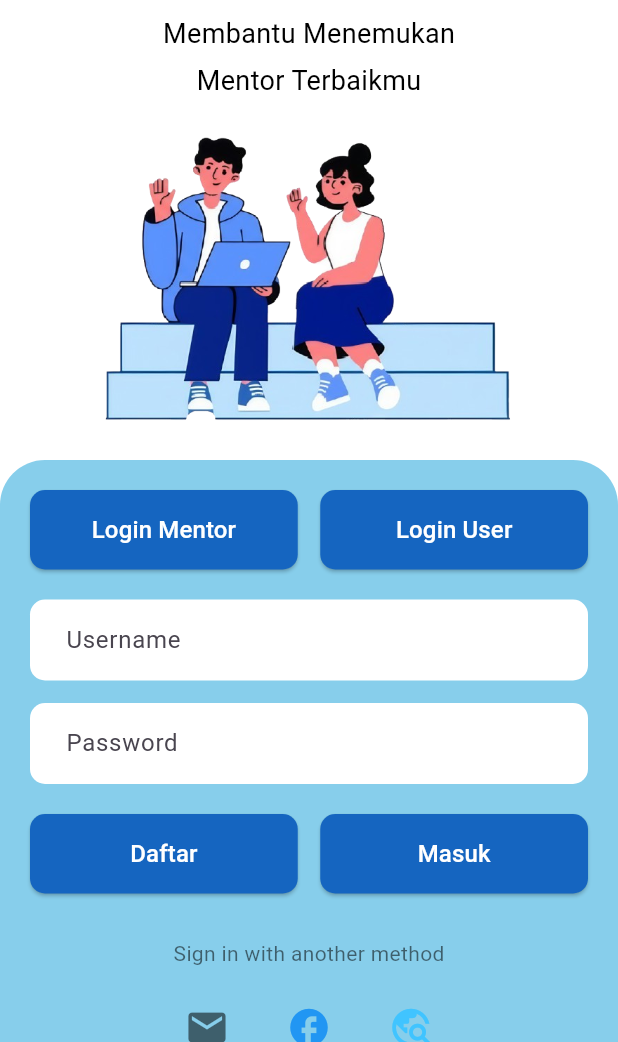
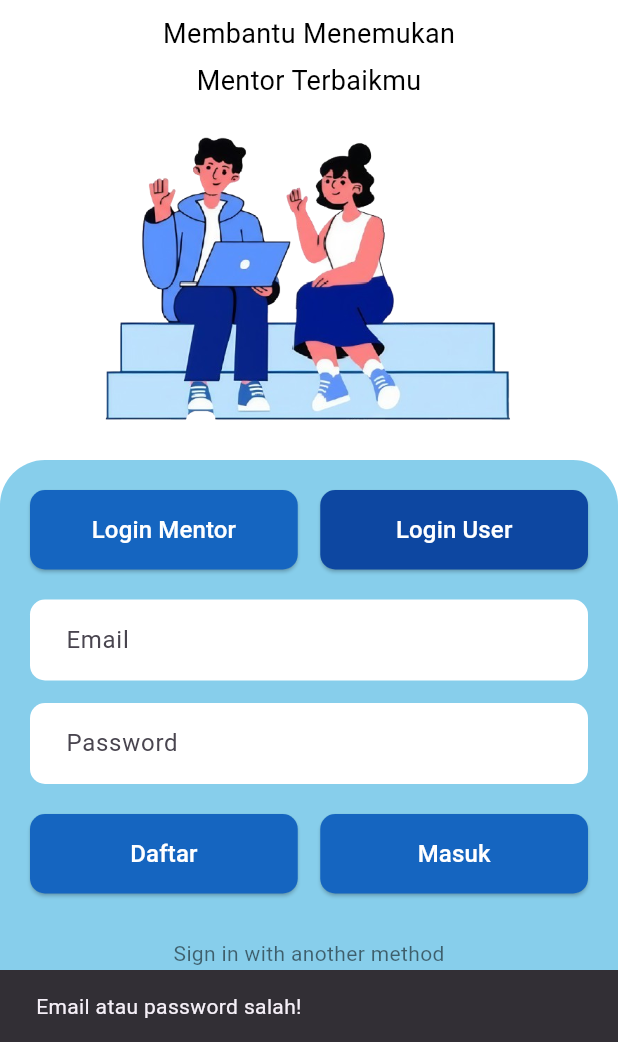
Before and after one commit to davin59/KonsulMate, a Flutter app: the screen it shows after launch, after a tap on "Masuk", on a phone screen of 412 x 824 dp, the part 194-1236 px from its top. Run offline on Flutter 3.47's test engine with Material 3 defaults, Android fonts, the phone set to English and light mode, and no system bars; Roboto replaces fonts that are missing (chewy).

Commit message:
login fungsional

```diff
--- a/lib/pages/login_page.dart
+++ b/lib/pages/login_page.dart
@@ -1,6 +1,54 @@
+// ignore_for_file: use_build_context_synchronously
+
+import 'dart:convert';
+import 'package:flutter/services.dart' show rootBundle;
 import 'package:flutter/material.dart';
-class LoginPage extends StatelessWidget {
+import 'lib/pages/user/user_home_page.dart';
+import 'lib/pages/mentor/mentor_home_page.dart';
+
+class LoginPage extends StatefulWidget {
   const LoginPage({super.key});
+
+  @override
+  State<LoginPage> createState() => _LoginPageState();
+}
+
+class _LoginPageState extends State<LoginPage> {
+  final TextEditingController emailController = TextEditingController();
+  final TextEditingController passwordController = TextEditingController();
+  bool isMentorSelected = false; // default: user
+
+  Future<Map<String, dynamic>> loadJsonData() async {
+    String data = await rootBundle.loadString('assets/data/dummy.json');
+    return json.decode(data);
+  }
+
+  void handleMasuk(BuildContext context) async {
+    String email = emailController.text.trim();
+    String password = passwordController.text.trim();
+    final jsonData = await loadJsonData();
+
+    String role = isMentorSelected ? 'mentor' : 'user';
+    final dataList = jsonData[role] as List;
+    final user = dataList.firstWhere(
+      (u) => u['email'] == email && u['password'] == password,
+      orElse: () => null,
+    );
+
+    if (user != null) {
+      Navigator.pushReplacement(
+        context,
+        MaterialPageRoute(
+          builder: (context) =>
+              isMentorSelected ? const MentorHomePage() : const UserHomePage(),
+        ),
+      );
+    } else {
+      ScaffoldMessenger.of(context).showSnackBar(
+        const SnackBar(content: Text('Email atau password salah!')),
+      );
+    }
+  }
 
   @override
   Widget build(BuildContext context) {
@@ -12,13 +60,13 @@ class LoginPage extends StatelessWidget {
             // Top Section - Logo and Tagline
             Container(
               padding: const EdgeInsets.only(top: 60.0, bottom: 20.0),
-              color: Colors.white, // Ensure this matches your background
+              color: Colors.white,
               child: Column(
                 children: [
                   const Text(
                     'KonsulMate',
                     style: TextStyle(
-                      fontFamily: 'chewy', // You might need to add this font to your pubspec.yaml
+                      fontFamily: 'chewy',
                       fontSize: 48,
                       fontWeight: FontWeight.bold,
                       color: Colors.black,
@@ -55,7 +103,7 @@ class LoginPage extends StatelessWidget {
               width: double.infinity,
               padding: const EdgeInsets.all(20.0),
               decoration: const BoxDecoration(
-                color: Color(0xFF87CEEB), // A light sky blue color, adjust as needed
+                color: Color(0xFF87CEEB),
                 borderRadius: BorderRadius.only(
                   topLeft: Radius.circular(30.0),
                   topRight: Radius.circular(30.0),
@@ -69,10 +117,14 @@ class LoginPage extends StatelessWidget {
                       Expanded(
                         child: ElevatedButton(
                           onPressed: () {
-                            // Handle Login Mentor
+                            setState(() {
+                              isMentorSelected = true;
+                            });
                           },
                           style: ElevatedButton.styleFrom(
-                            backgroundColor: Colors.blue[800], // Darker blue
+                            backgroundColor: isMentorSelected
+                                ? Colors.blue[900]
+                                : Colors.blue[800],
                             padding: const EdgeInsets.symmetric(vertical: 15),
                             shape: RoundedRectangleBorder(
                               borderRadius: BorderRadius.circular(10),
@@ -88,10 +140,14 @@ class LoginPage extends StatelessWidget {
                       Expanded(
                         child: ElevatedButton(
                           onPressed: () {
-                            // Handle Login User
+                            setState(() {
+                              isMentorSelected = false;
+                            });
                           },
                           style: ElevatedButton.styleFrom(
-                            backgroundColor: Colors.blue[800], // Darker blue
+                            backgroundColor: !isMentorSelected
+                                ? Colors.blue[900]
+                                : Colors.blue[800],
                             padding: const EdgeInsets.symmetric(vertical: 15),
                             shape: RoundedRectangleBorder(
                               borderRadius: BorderRadius.circular(10),
@@ -107,8 +163,9 @@ class LoginPage extends StatelessWidget {
                   ),
                   const SizedBox(height: 20),
                   TextField(
+                    controller: emailController,
                     decoration: InputDecoration(
-                      hintText: 'Username',
+                      hintText: 'Email',
                       filled: true,
                       fillColor: Colors.white,
                       border: OutlineInputBorder(
@@ -120,6 +177,7 @@ class LoginPage extends StatelessWidget {
                   ),
                   const SizedBox(height: 15),
                   TextField(
+                    controller: passwordController,
                     obscureText: true,
                     decoration: InputDecoration(
                       hintText: 'Password',
@@ -158,7 +216,7 @@ class LoginPage extends StatelessWidget {
                       Expanded(
                         child: ElevatedButton(
                           onPressed: () {
-                            // Handle Masuk (Login)
+                            handleMasuk(context);
                           },
                           style: ElevatedButton.styleFrom(
                             backgroundColor: Colors.blue[800], // Darker blue
@@ -192,16 +250,14 @@ class LoginPage extends StatelessWidget {
                       ),
                       const SizedBox(width: 20),
                       IconButton(
-                        icon: const Icon(Icons.facebook, size: 30, color: Colors.blue), // Using a Facebook icon for illustration
+                        icon: const Icon(Icons.facebook, size: 30, color: Colors.blue),
                         onPressed: () {
                           // Handle Facebook login
                         },
                       ),
                       const SizedBox(width: 20),
                       IconButton(
-                        icon: const Icon(Icons.travel_explore, size: 30, color: Colors.lightBlueAccent), // Using a general icon for illustration
-                        // For Twitter, you would typically use a FontAwesome icon or a custom SVG.
-                        // For simplicity, using a built-in icon here.
+                        icon: const Icon(Icons.travel_explore, size: 30, color: Colors.lightBlueAccent),
                         onPressed: () {
                           // Handle Twitter login
                         },
```
Also changed, not shown: lib/pages/lib/pages/mentor/mentor_home_page.dart (added, +20 -0 lines), lib/pages/lib/pages/user/user_home_page.dart (added, +20 -0 lines).
